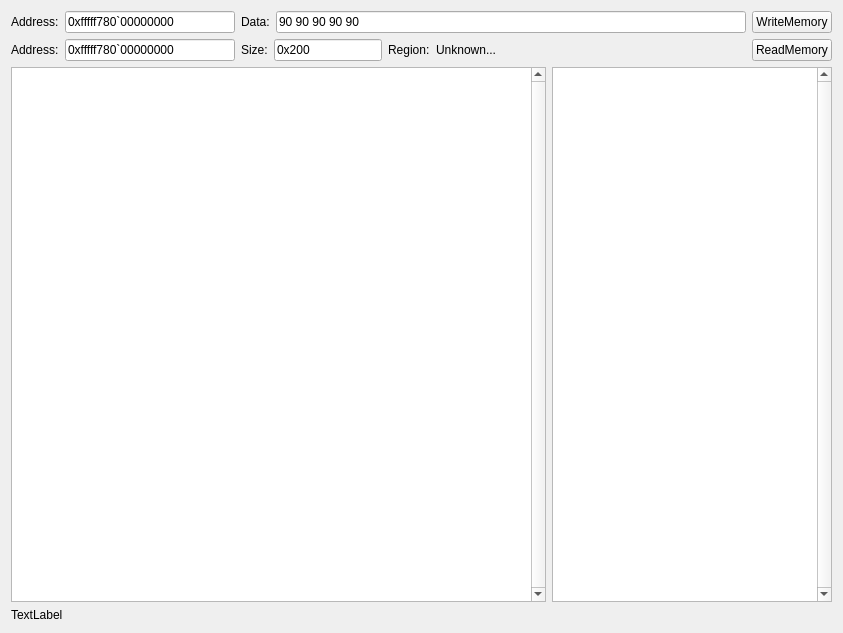
Before: the Qt Designer form src/OpenArk/res/ui/memory-rw.ui in BlackINT3/OpenArk, drawn with Qt 5.
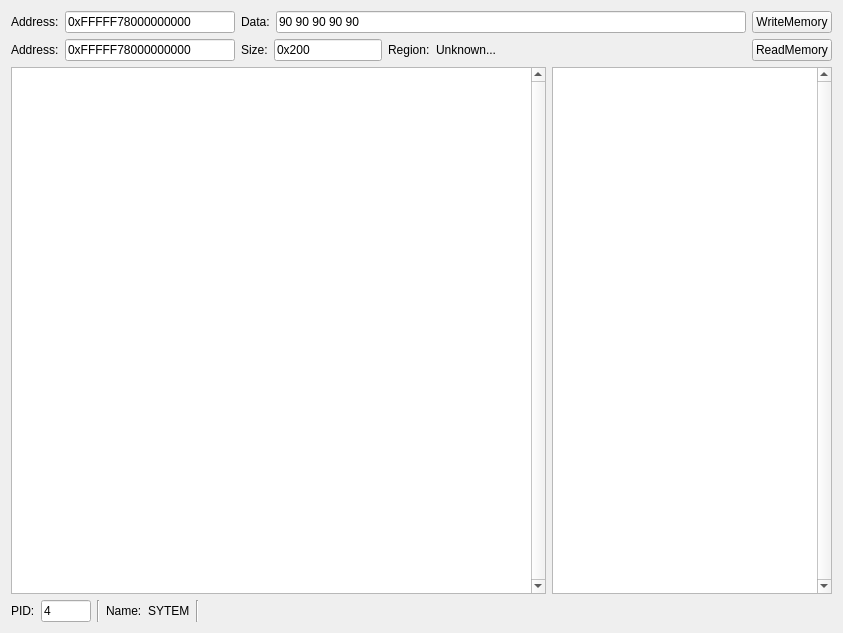
After: the same form once the commit is applied.

Commit message: Add kernel storage filter ui

```diff
--- a/src/OpenArk/res/ui/memory-rw.ui
+++ b/src/OpenArk/res/ui/memory-rw.ui
@@ -44,7 +44,7 @@
         </size>
        </property>
        <property name="text">
-        <string>0xfffff780`00000000</string>
+        <string>0xFFFFF78000000000</string>
        </property>
       </widget>
      </item>
@@ -104,7 +104,7 @@
         </size>
        </property>
        <property name="text">
-        <string>0xfffff780`00000000</string>
+        <string>0xFFFFF78000000000</string>
        </property>
       </widget>
      </item>
@@ -207,11 +207,88 @@
     </layout>
    </item>
    <item>
-    <widget class="QLabel" name="rwResult">
-     <property name="text">
-      <string>TextLabel</string>
-     </property>
-    </widget>
+    <layout class="QHBoxLayout" name="horizontalLayout_10">
+     <item>
+      <widget class="QLabel" name="label_9">
+       <property name="text">
+        <string>PID:</string>
+       </property>
+      </widget>
+     </item>
+     <item>
+      <widget class="QLineEdit" name="pidEdit">
+       <property name="sizePolicy">
+        <sizepolicy hsizetype="Fixed" vsizetype="Fixed">
+         <horstretch>0</horstretch>
+         <verstretch>0</verstretch>
+        </sizepolicy>
+       </property>
+       <property name="minimumSize">
+        <size>
+         <width>50</width>
+         <height>0</height>
+        </size>
+       </property>
+       <property name="maximumSize">
+        <size>
+         <width>50</width>
+         <height>16777215</height>
+        </size>
+       </property>
+       <property name="text">
+        <string>4</string>
+       </property>
+      </widget>
+     </item>
+     <item>
+      <widget class="Line" name="line_2">
+       <property name="orientation">
+        <enum>Qt::Vertical</enum>
+       </property>
+      </widget>
+     </item>
+     <item>
+      <widget class="QLabel" name="pnameLabel_2">
+       <property name="text">
+        <string>Name:</string>
+       </property>
+      </widget>
+     </item>
+     <item>
+      <widget class="QLabel" name="pnameLabel">
+       <property name="text">
+        <string>SYTEM</string>
+       </property>
+      </widget>
+     </item>
+     <item>
+      <widget class="Line" name="line">
+       <property name="orientation">
+        <enum>Qt::Vertical</enum>
+       </property>
+      </widget>
+     </item>
+     <item>
+      <widget class="QLabel" name="statusLabel">
+       <property name="text">
+        <string/>
+       </property>
+      </widget>
+     </item>
+     <item>
+      <spacer name="horizontalSpacer">
+       <property name="orientation">
+        <enum>Qt::Horizontal</enum>
+       </property>
+       <property name="sizeHint" stdset="0">
+        <size>
+         <width>40</width>
+         <height>20</height>
+        </size>
+       </property>
+      </spacer>
+     </item>
+    </layout>
    </item>
   </layout>
  </widget>
```
The commit also changes 7 other files.
